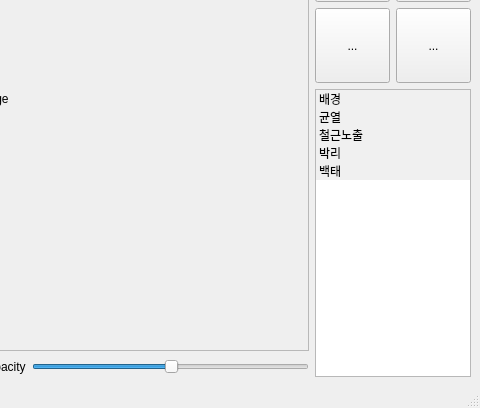
HYOJAE15/autolabel, file ui_design/mainWindow.ui: the form before one commit; both pictures show x 663 to 1143 and y 182 to 590 of the 1143 by 590 pixel window.
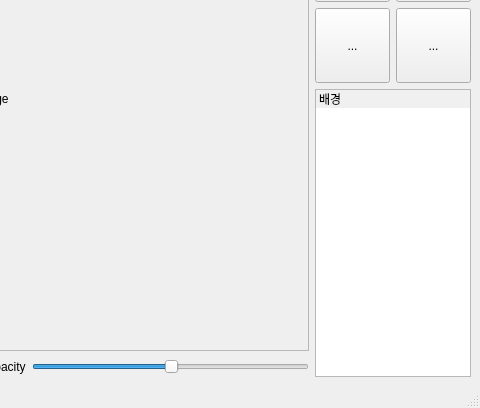
The form after the commit. Icons and pictures are not drawn.

```diff
--- a/ui_design/mainWindow.ui
+++ b/ui_design/mainWindow.ui
@@ -475,110 +475,6 @@
         <set>ItemIsSelectable|ItemIsEditable|ItemIsDragEnabled|ItemIsUserCheckable|ItemIsEnabled</set>
        </property>
       </item>
-      <item>
-       <property name="text">
-        <string>균열</string>
-       </property>
-       <property name="background">
-        <brush brushstyle="SolidPattern">
-         <color alpha="255">
-          <red>240</red>
-          <green>240</green>
-          <blue>240</blue>
-         </color>
-        </brush>
-       </property>
-       <property name="foreground">
-        <brush brushstyle="NoBrush">
-         <color alpha="255">
-          <red>255</red>
-          <green>0</green>
-          <blue>0</blue>
-         </color>
-        </brush>
-       </property>
-       <property name="flags">
-        <set>ItemIsSelectable|ItemIsEditable|ItemIsDragEnabled|ItemIsUserCheckable|ItemIsEnabled</set>
-       </property>
-      </item>
-      <item>
-       <property name="text">
-        <string>철근노출</string>
-       </property>
-       <property name="background">
-        <brush brushstyle="SolidPattern">
-         <color alpha="255">
-          <red>240</red>
-          <green>240</green>
-          <blue>240</blue>
-         </color>
-        </brush>
-       </property>
-       <property name="foreground">
-        <brush brushstyle="NoBrush">
-         <color alpha="255">
-          <red>255</red>
-          <green>255</green>
-          <blue>0</blue>
-         </color>
-        </brush>
-       </property>
-       <property name="flags">
-        <set>ItemIsSelectable|ItemIsEditable|ItemIsDragEnabled|ItemIsUserCheckable|ItemIsEnabled</set>
-       </property>
-      </item>
-      <item>
-       <property name="text">
-        <string>박리</string>
-       </property>
-       <property name="background">
-        <brush brushstyle="SolidPattern">
-         <color alpha="255">
-          <red>240</red>
-          <green>240</green>
-          <blue>240</blue>
-         </color>
-        </brush>
-       </property>
-       <property name="foreground">
-        <brush brushstyle="NoBrush">
-         <color alpha="255">
-          <red>0</red>
-          <green>0</green>
-          <blue>255</blue>
-         </color>
-        </brush>
-       </property>
-       <property name="flags">
-        <set>ItemIsSelectable|ItemIsEditable|ItemIsDragEnabled|ItemIsUserCheckable|ItemIsEnabled</set>
-       </property>
-      </item>
-      <item>
-       <property name="text">
-        <string>백태</string>
-       </property>
-       <property name="background">
-        <brush brushstyle="SolidPattern">
-         <color alpha="255">
-          <red>240</red>
-          <green>240</green>
-          <blue>240</blue>
-         </color>
-        </brush>
-       </property>
-       <property name="foreground">
-        <brush brushstyle="NoBrush">
-         <color alpha="255">
-          <red>255</red>
-          <green>0</green>
-          <blue>255</blue>
-         </color>
-        </brush>
-       </property>
-       <property name="flags">
-        <set>ItemIsSelectable|ItemIsEditable|ItemIsDragEnabled|ItemIsUserCheckable|ItemIsEnabled</set>
-       </property>
-      </item>
      </widget>
     </item>
    </layout>
```
Left out of the diff: 6 changed lines with no effect on the pictures.
